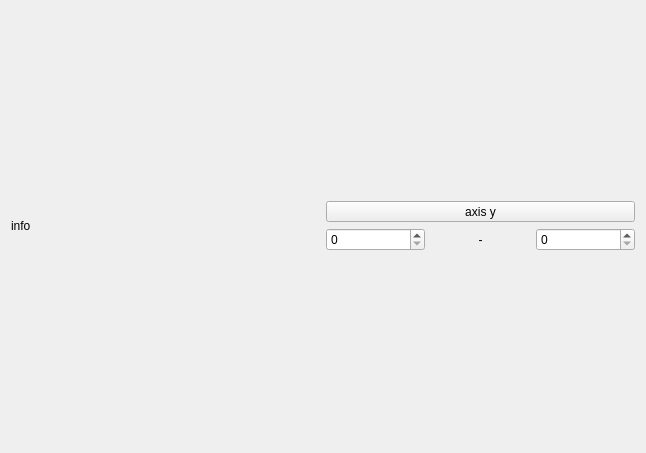
First picture: the form in src/form/plot/PeakTrajectory/peaktrajectory.ui, repository MRsoymilk/MySerial, before the edit.
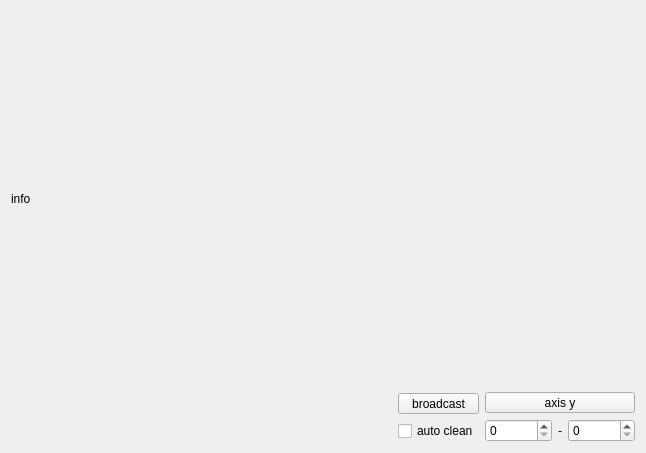
Second picture: the form after the edit.

What changed in the file:
```diff
--- a/src/form/plot/PeakTrajectory/peaktrajectory.ui
+++ b/src/form/plot/PeakTrajectory/peaktrajectory.ui
@@ -13,16 +13,61 @@
   <property name="windowTitle">
    <string>PeakTrajectory</string>
   </property>
-  <layout class="QGridLayout" name="gridLayout_2" rowstretch="1,0">
-   <item row="1" column="0">
+  <layout class="QGridLayout" name="gridLayout_2" rowstretch="1,0,0,0">
+   <item row="1" column="0" colspan="2">
     <widget class="QLabel" name="labelInfo">
      <property name="text">
       <string>info</string>
      </property>
     </widget>
    </item>
-   <item row="1" column="1">
-    <layout class="QVBoxLayout" name="verticalLayout">
+   <item row="0" column="0" colspan="2">
+    <layout class="QGridLayout" name="gridLayout"/>
+   </item>
+   <item row="3" column="0" colspan="2">
+    <layout class="QHBoxLayout" name="horizontalLayout_2">
+     <item>
+      <spacer name="horizontalSpacer">
+       <property name="orientation">
+        <enum>Qt::Orientation::Horizontal</enum>
+       </property>
+       <property name="sizeHint" stdset="0">
+        <size>
+         <width>40</width>
+         <height>20</height>
+        </size>
+       </property>
+      </spacer>
+     </item>
+     <item>
+      <layout class="QVBoxLayout" name="hLayBroadcast">
+       <item>
+        <widget class="QToolButton" name="tBtnBroadcast">
+         <property name="sizePolicy">
+          <sizepolicy hsizetype="Preferred" vsizetype="Fixed">
+           <horstretch>0</horstretch>
+           <verstretch>0</verstretch>
+          </sizepolicy>
+         </property>
+         <property name="text">
+          <string>broadcast</string>
+         </property>
+         <property name="checkable">
+          <bool>false</bool>
+         </property>
+        </widget>
+       </item>
+       <item>
+        <widget class="QCheckBox" name="checkBoxAutoClean">
+         <property name="text">
+          <string>auto clean</string>
+         </property>
+        </widget>
+       </item>
+      </layout>
+     </item>
+     <item>
+      <layout class="QVBoxLayout" name="vLayAxisY">
      <item>
       <widget class="QToolButton" name="tBtnAxisY">
        <property name="sizePolicy">
@@ -66,8 +111,7 @@
      </item>
     </layout>
    </item>
-   <item row="0" column="0" colspan="2">
-    <layout class="QGridLayout" name="gridLayout"/>
+    </layout>
    </item>
   </layout>
  </widget>
```
Lines whose indentation alone changed are shown as unchanged.
